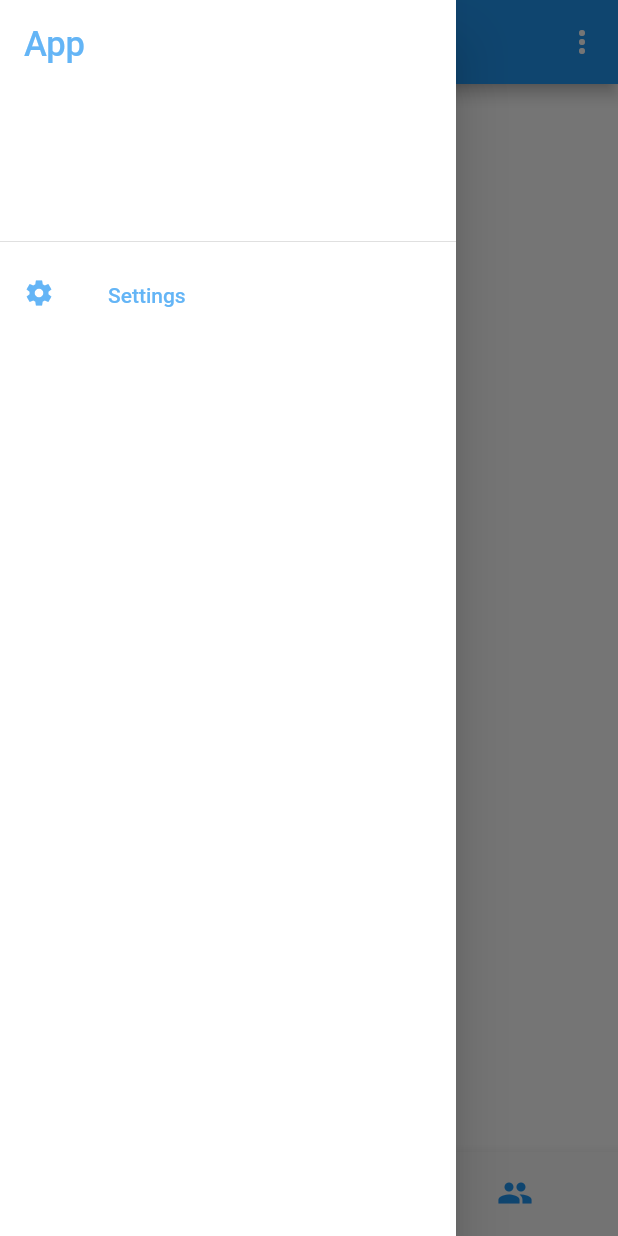
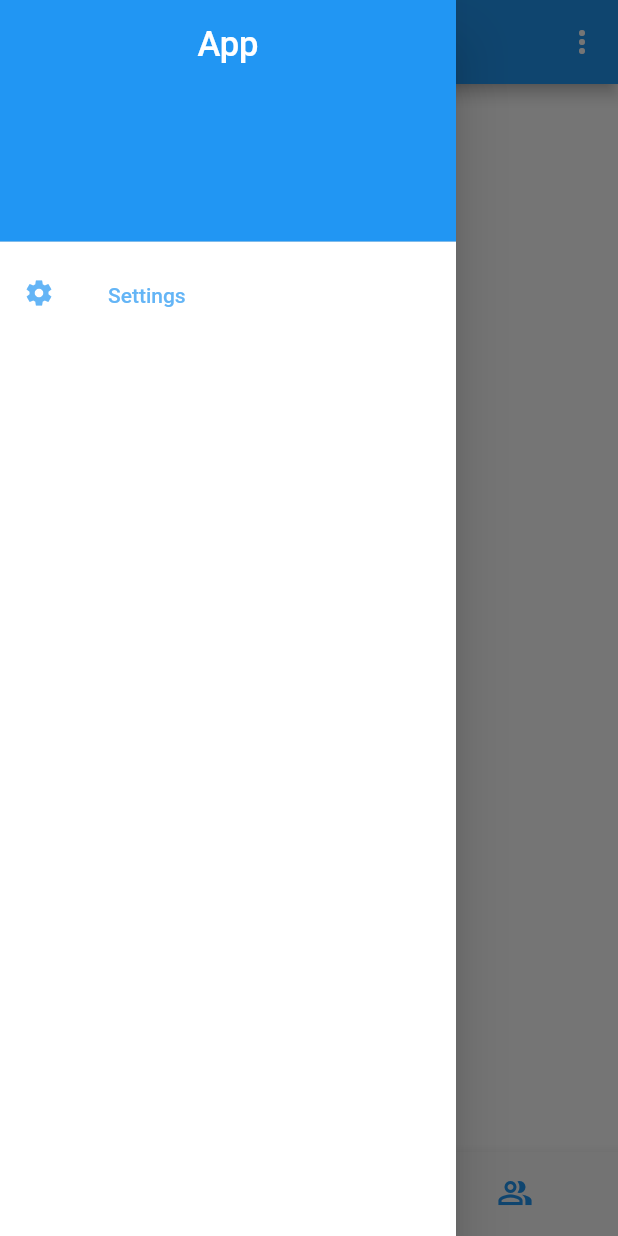
Before and after one commit to uizentrum/prestashop_app, a Flutter app: the BottomNavBar screen opened directly, item 2 of the bottom bar chosen, with the side drawer open, on a phone screen of 412 x 824 dp. Run offline on Flutter 3.47's test engine with Material 2 defaults, Android fonts, the phone set to English and light mode, and no system bars; network calls fail.

Commit message:
16_10_2020_version

```diff
--- a/lib/home_screen_1.dart
+++ b/lib/home_screen_1.dart
@@ -8,7 +8,6 @@ class HomeScreen extends StatelessWidget {
   @override
   Widget build(BuildContext context) {
     return BottomNavBar(
-        // BottomNavBar(),
     );
   }
 }
@@ -34,7 +33,7 @@ class _BottomNavBarState extends State<BottomNavBar> {
       //drawer: NavDrawer(),
       //endDrawer: NavDrawerRight(),
       appBar: AppBar(
-        title: Text('Home'),
+        title: Text('App'),
         leading: Builder(
           builder: (context) {
             return IconButton(
@@ -46,7 +45,6 @@ class _BottomNavBarState extends State<BottomNavBar> {
           },
         ),
         actions: [
-          //
           Builder(
             builder: (context) {
               return IconButton(
@@ -57,6 +55,7 @@ class _BottomNavBarState extends State<BottomNavBar> {
               );
             },
           ),
+
         ],
         /*leading: Image.network('http://pres.india1-bernau.de/img/logo.jpg',
         width: 80.0,
@@ -70,10 +69,15 @@ class _BottomNavBarState extends State<BottomNavBar> {
             padding: EdgeInsets.zero,
             children: [
               DrawerHeader(
+                decoration: BoxDecoration(
+                  color: Colors.blue,
+                ),
                 child: Text(
                   'App',
+                  textAlign: TextAlign.center,
+                  //textScaleFactor: 0.9,
                   style: TextStyle(
-                      color: Colors.blue.shade300,
+                    color: Colors.white,
                     fontSize: 23.0,
                   ),
                 ),
@@ -143,32 +147,32 @@ class _BottomNavBarState extends State<BottomNavBar> {
         items: [
           BottomNavigationBarItem(
               icon: Icon(
-                Icons.home,
+                Icons.home_outlined,
                 color: Colors.blue,
               ),
             title: Text('Home'),
             activeIcon: Icon(Icons.home,
-            color: Colors.lightBlueAccent,
+            color: Colors.blue,
             ),
           ),
           BottomNavigationBarItem(
             icon: Icon(
-              Icons.shopping_cart,
+              Icons.shopping_cart_outlined,
               color: Colors.blue,
             ),
             title: Text('Shopping cart'),
             activeIcon: Icon(Icons.shopping_cart,
-              color: Colors.lightBlueAccent,
+              color: Colors.blue,
             ),
           ),
           BottomNavigationBarItem(
             icon: Icon(
-              Icons.people,
+              Icons.people_alt_outlined,
               color: Colors.blue,
             ),
             title: Text('User account'),
-            activeIcon: Icon(Icons.people,
-              color: Colors.lightBlueAccent,
+            activeIcon: Icon(Icons.people_alt,
+              color: Colors.blue,
             ),
           ),
         ],
@@ -179,7 +183,6 @@ class _BottomNavBarState extends State<BottomNavBar> {
         },
       ),
       body: _widgetOptions.elementAt(_selectedIndex),
-      //bottomnavbar
     );
   }
 }
--- a/lib/settings_Screen.dart
+++ b/lib/settings_Screen.dart
@@ -25,7 +25,7 @@ class _SettingsScreenState extends State<SettingsScreen> {
                   elevation: 8.0,
                   shape: RoundedRectangleBorder(
                       borderRadius: BorderRadius.circular(10.0)),
-                  color: Colors.blue,
+                  color: Colors.blue.shade300,
                   child: ListTile(
                     //onTap: () {},
                     title: Text(
@@ -141,7 +141,11 @@ class _SettingsScreenState extends State<SettingsScreen> {
                   ),
                 ),
                 SizedBox(height: 14.0),
-                Center(child: Text('©2020 All rights reserved.'),
+                Center(child: Text('©2020 All rights reserved.',
+                style: TextStyle(
+                  color: Colors.grey,
+                    ) ,
+                  ),
                 ),
               ],
             ),
--- a/pubspec.yaml
+++ b/pubspec.yaml
@@ -23,7 +23,7 @@ environment:
 dependencies:
   flutter:
     sdk: flutter
-
+  flutter_bloc:
 
   # The following adds the Cupertino Icons font to your application.
   # Use with the CupertinoIcons class for iOS style icons.
```
Also changed, not shown: lib/third_screen.dart (line endings or trailing spaces), pubspec.lock. Lines whose indentation alone changed are shown as unchanged.
